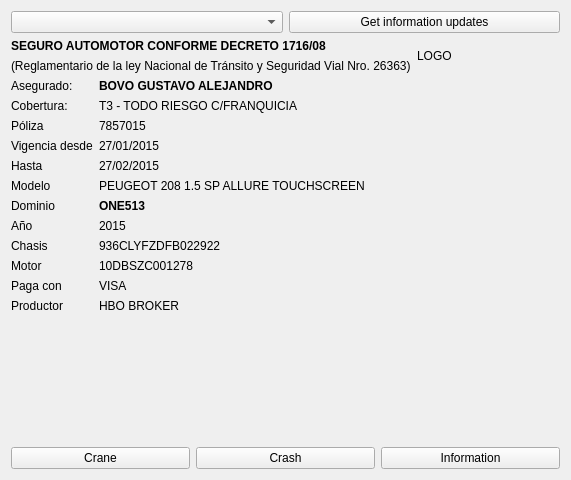
Above: dominioAsegurado/mainwindow.ui from diegowald/dominioSeguro before the change. Below: the same form after it.
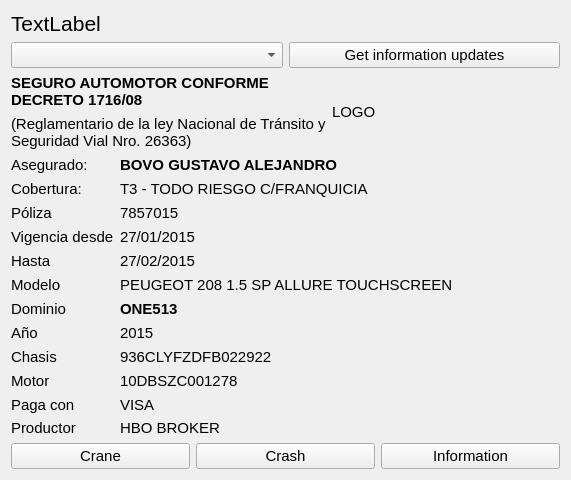
That is the form after the change. Icons and pictures are not drawn.

Commit message: Se implemnenta funcioanlidad en index.php para registracion a partir de form. Se implementa funcionalidad DEMO Se implementa funcionalidad para envio de informacion de registracion

Patch:
```diff
--- a/dominioAsegurado/mainwindow.ui
+++ b/dominioAsegurado/mainwindow.ui
@@ -10,6 +10,11 @@
     <height>480</height>
    </rect>
   </property>
+  <property name="font">
+   <font>
+    <pointsize>11</pointsize>
+   </font>
+  </property>
   <property name="windowTitle">
    <string>DominioSeguro</string>
   </property>
@@ -18,6 +23,18 @@
   </property>
   <widget class="QWidget" name="centralWidget">
    <layout class="QVBoxLayout" name="verticalLayout_2">
+    <item>
+     <widget class="QLabel" name="lblDemo">
+      <property name="font">
+       <font>
+        <pointsize>16</pointsize>
+       </font>
+      </property>
+      <property name="text">
+       <string>TextLabel</string>
+      </property>
+     </widget>
+    </item>
     <item>
      <layout class="QHBoxLayout" name="horizontalLayout_3">
       <item>
@@ -42,19 +59,37 @@
        <layout class="QVBoxLayout" name="verticalLayout">
         <item>
          <widget class="QLabel" name="label">
+          <property name="sizePolicy">
+           <sizepolicy hsizetype="Preferred" vsizetype="Expanding">
+            <horstretch>0</horstretch>
+            <verstretch>0</verstretch>
+           </sizepolicy>
+          </property>
           <property name="text">
            <string>&lt;b&gt;SEGURO AUTOMOTOR CONFORME DECRETO 1716/08&lt;/b&gt;</string>
           </property>
           <property name="textFormat">
            <enum>Qt::RichText</enum>
           </property>
+          <property name="wordWrap">
+           <bool>true</bool>
+          </property>
          </widget>
         </item>
         <item>
          <widget class="QLabel" name="label_2">
+          <property name="sizePolicy">
+           <sizepolicy hsizetype="Preferred" vsizetype="Expanding">
+            <horstretch>0</horstretch>
+            <verstretch>0</verstretch>
+           </sizepolicy>
+          </property>
           <property name="text">
            <string>(Reglamentario de la ley Nacional de Tránsito y Seguridad Vial Nro. 26363)</string>
           </property>
+          <property name="wordWrap">
+           <bool>true</bool>
+          </property>
          </widget>
         </item>
        </layout>
```
The commit also changes 9 other files.
